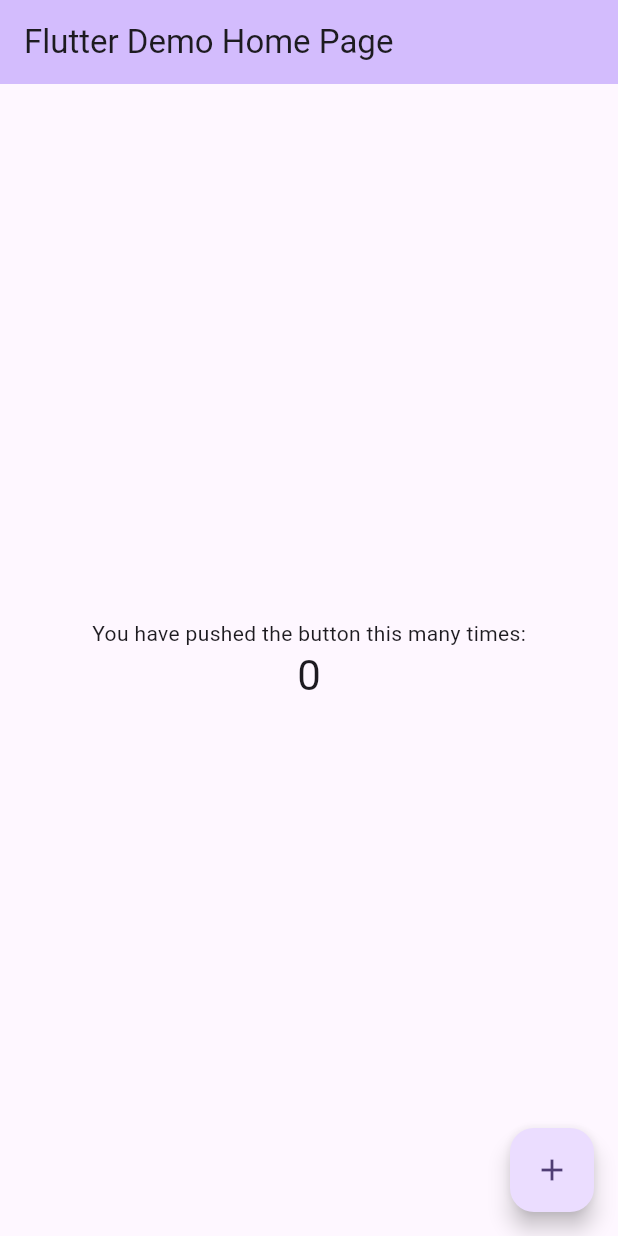
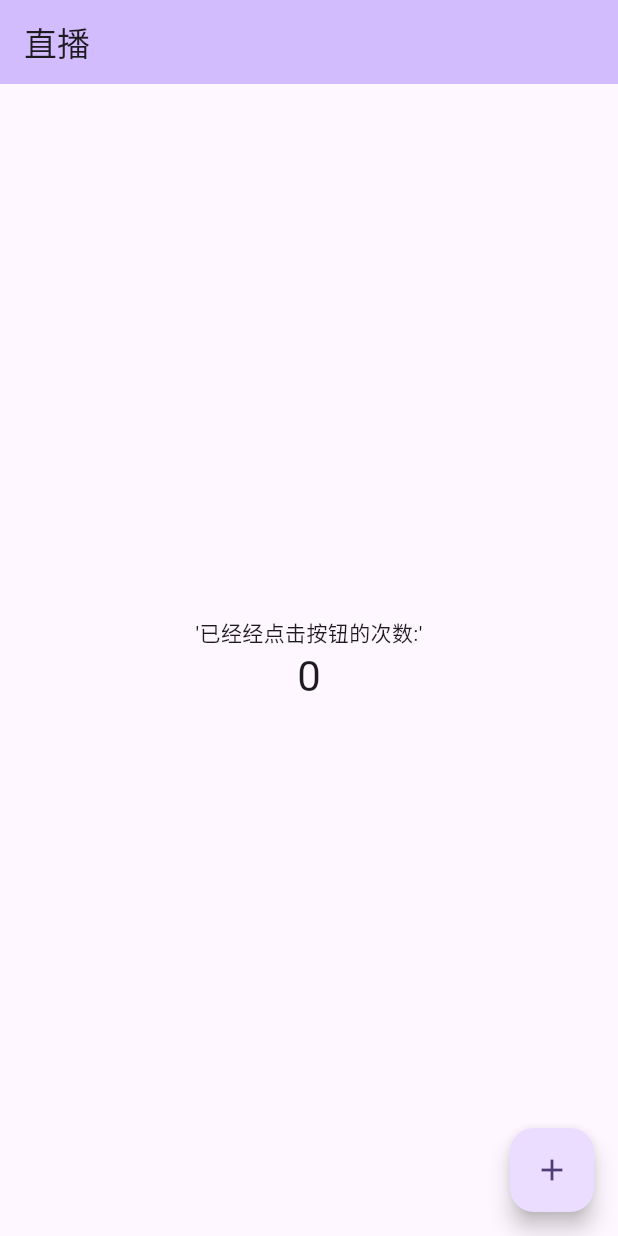
Before and after one commit to jjeejj/flutter_live, a Flutter app: the screen it shows after launch, on a phone screen of 412 x 824 dp. Run offline on Flutter 3.47's test engine with Material 3 defaults, Android fonts, the phone set to English and light mode, and no system bars.

Commit message:
feat: 国际化

```diff
--- /dev/null
+++ b/lib/l10n/intl_en.arb
@@ -0,0 +1,4 @@
+{
+    "title": "live",
+    "buttonText": "'You have pushed the button this many times:'"
+}
--- /dev/null
+++ b/lib/l10n/intl_zh_CN.arb
@@ -0,0 +1,4 @@
+{
+    "title": "直播",
+    "buttonText": "'已经经点击按钮的次数:'"
+}
--- a/lib/main.dart
+++ b/lib/main.dart
@@ -1,4 +1,6 @@
 import 'package:flutter/material.dart';
+import 'package:flutter_localizations/flutter_localizations.dart';
+import 'generated/l10n.dart';
 
 void main() {
   runApp(const MyApp());
@@ -11,33 +13,37 @@
   @override
   Widget build(BuildContext context) {
     return MaterialApp(
-      title: 'Flutter Demo',
+      localizationsDelegates: const [
+        S.delegate,
+        GlobalMaterialLocalizations.delegate,
+        GlobalWidgetsLocalizations.delegate,
+        GlobalCupertinoLocalizations.delegate,
+      ],
+      supportedLocales: S.delegate.supportedLocales,
+      locale: const Locale('zh', 'CN'),
+
+      title: 'default',
+      onGenerateTitle: (context) {
+        return S.of(context).title;
+      },
+      localeResolutionCallback: (locale, supportedLocales) {
+        if (locale?.languageCode == 'en') {
+          return const Locale('en', 'US');
+        } else {
+          return locale;
+        }
+      },
       theme: ThemeData(
-        // This is the theme of your application.
-        //
-        // TRY THIS: Try running your application with "flutter run". You'll see
-        // the application has a purple toolbar. Then, without quitting the app,
-        // try changing the seedColor in the colorScheme below to Colors.green
-        // and then invoke "hot reload" (save your changes or press the "hot
-        // reload" button in a Flutter-supported IDE, or press "r" if you used
-        // the command line to start the app).
-        //
-        // Notice that the counter didn't reset back to zero; the application
-        // state is not lost during the reload. To reset the state, use hot
-        // restart instead.
-        //
-        // This works for code too, not just values: Most code changes can be
-        // tested with just a hot reload.
         colorScheme: ColorScheme.fromSeed(seedColor: Colors.deepPurple),
         useMaterial3: true,
       ),
-      home: const MyHomePage(title: 'Flutter Demo Home Page'),
+      home: MyHomePage(),
     );
   }
 }
 
 class MyHomePage extends StatefulWidget {
-  const MyHomePage({super.key, required this.title});
+  MyHomePage({super.key});
 
   // This widget is the home page of your application. It is stateful, meaning
   // that it has a State object (defined below) that contains fields that affect
@@ -48,7 +54,7 @@
   // used by the build method of the State. Fields in a Widget subclass are
   // always marked "final".
 
-  final String title;
+  // final String title =  '';
 
   @override
   State<MyHomePage> createState() => _MyHomePageState();
@@ -84,7 +90,7 @@
         backgroundColor: Theme.of(context).colorScheme.inversePrimary,
         // Here we take the value from the MyHomePage object that was created by
         // the App.build method, and use it to set our appbar title.
-        title: Text(widget.title),
+        title: Text(S.of(context).title),
       ),
       body: Center(
         // Center is a layout widget. It takes a single child and positions it
@@ -105,8 +111,8 @@
           // wireframe for each widget.
           mainAxisAlignment: MainAxisAlignment.center,
           children: <Widget>[
-            const Text(
-              'You have pushed the button this many times:',
+            Text(
+              S.of(context).buttonText,
             ),
             Text(
               '$_counter',
```
Also changed, not shown: pubspec.yaml (+6 -6 lines), lib/generated/intl/messages_all.dart (added), lib/generated/intl/messages_en.dart (added), lib/generated/intl/messages_zh_CN.dart (added), lib/generated/l10n.dart (added).
